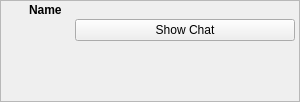
Old version of the form retroshare-gui/src/gui/toaster/ChatToaster.ui in the repository RetroShare/RetroShare.
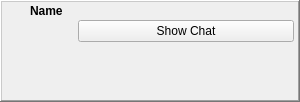
New version of the form. Icons and pictures are not drawn. Custom widgets are drawn as their Qt base class.

Commit message: Added new flags to the html optimizer to remove font and color from html and used this for displaying the message in the toaster. Fixed layout of the toasters.

Diff of the .ui file:
```diff
--- a/retroshare-gui/src/gui/toaster/ChatToaster.ui
+++ b/retroshare-gui/src/gui/toaster/ChatToaster.ui
@@ -32,7 +32,7 @@
    <item>
     <widget class="QFrame" name="windowFrame">
      <property name="frameShape">
-      <enum>QFrame::StyledPanel</enum>
+      <enum>QFrame::WinPanel</enum>
      </property>
      <property name="frameShadow">
       <enum>QFrame::Raised</enum>
@@ -92,6 +92,12 @@
           <property name="orientation">
            <enum>Qt::Horizontal</enum>
           </property>
+          <property name="sizeHint" stdset="0">
+           <size>
+            <width>0</width>
+            <height>0</height>
+           </size>
+          </property>
          </spacer>
         </item>
         <item row="0" column="1">
@@ -144,7 +150,7 @@
          <number>4</number>
         </property>
         <property name="spacing">
-         <number>0</number>
+         <number>2</number>
         </property>
         <item row="0" column="1">
          <widget class="QPushButton" name="chatButton">
@@ -160,8 +166,8 @@
          <widget class="QLabel" name="messageLabel">
           <property name="maximumSize">
            <size>
-            <width>220</width>
-            <height>47</height>
+            <width>218</width>
+            <height>45</height>
            </size>
           </property>
           <property name="wordWrap">
```
The commit also changes 8 other files.
